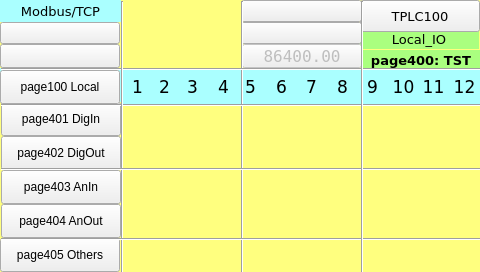
First picture: the form in TPLC100/Local_IO_HMI/page400.ui, repository MECTsrl/mect_apps, before the edit.
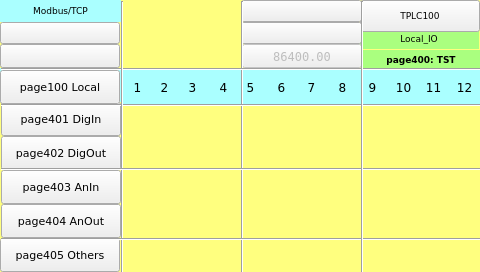
Second picture: the form after the edit. Custom widgets are drawn as their Qt base class.

Commit message: Fonts resize

Diff of the .ui file:
```diff
--- a/TPLC100/Local_IO_HMI/page400.ui
+++ b/TPLC100/Local_IO_HMI/page400.ui
@@ -43,7 +43,7 @@
    <property name="font">
     <font>
      <family>DejaVu Sans</family>
-     <pointsize>10</pointsize>
+  <pointsize>7</pointsize>
     </font>
    </property>
    <property name="styleSheet">
@@ -68,7 +68,7 @@
    <property name="font">
     <font>
      <family>DejaVu Sans</family>
-     <pointsize>10</pointsize>
+  <pointsize>7</pointsize>
      <weight>50</weight>
      <bold>false</bold>
     </font>
@@ -136,7 +136,7 @@
    <property name="font">
     <font>
      <family>DejaVu Sans</family>
-     <pointsize>13</pointsize>
+  <pointsize>9</pointsize>
     </font>
    </property>
    <property name="styleSheet">
@@ -161,7 +161,7 @@
    <property name="font">
     <font>
      <family>DejaVu Sans</family>
-     <pointsize>13</pointsize>
+  <pointsize>9</pointsize>
     </font>
    </property>
    <property name="styleSheet">
@@ -294,7 +294,7 @@
    <property name="font">
     <font>
      <family>DejaVu Sans</family>
-     <pointsize>13</pointsize>
+  <pointsize>9</pointsize>
     </font>
    </property>
    <property name="styleSheet">
@@ -389,7 +389,7 @@
    <property name="font">
     <font>
      <family>DejaVu Sans</family>
-     <pointsize>13</pointsize>
+  <pointsize>9</pointsize>
     </font>
    </property>
    <property name="styleSheet">
@@ -451,6 +451,12 @@
    <property name="apparence">
     <enum>QFrame::Raised</enum>
    </property>
+<property name="font">
+ <font>
+  <family>DejaVu Sans</family>
+  <pointsize>8</pointsize>
+ </font>
+</property>
   </widget>
   <widget class="ATCMled" name="atcmLed_PLC_DigIn_1">
    <property name="geometry">
@@ -500,7 +506,7 @@
    <property name="font">
     <font>
      <family>DejaVu Sans</family>
-     <pointsize>13</pointsize>
+  <pointsize>9</pointsize>
     </font>
    </property>
    <property name="styleSheet">
@@ -598,7 +604,7 @@
    <property name="font">
     <font>
      <family>DejaVu Sans</family>
-     <pointsize>13</pointsize>
+  <pointsize>9</pointsize>
     </font>
    </property>
    <property name="styleSheet">
@@ -623,7 +629,7 @@
    <property name="font">
     <font>
      <family>DejaVu Sans</family>
-     <pointsize>10</pointsize>
+  <pointsize>7</pointsize>
      <weight>75</weight>
      <bold>true</bold>
     </font>
@@ -687,6 +693,12 @@
    <property name="apparence">
     <enum>QFrame::Raised</enum>
    </property>
+<property name="font">
+ <font>
+  <family>DejaVu Sans</family>
+  <pointsize>8</pointsize>
+ </font>
+</property>
   </widget>
   <widget class="Line" name="line_hr_2">
    <property name="geometry">
@@ -750,6 +762,12 @@
    <property name="apparence">
     <enum>QFrame::Raised</enum>
    </property>
+<property name="font">
+ <font>
+  <family>DejaVu Sans</family>
+  <pointsize>8</pointsize>
+ </font>
+</property>
   </widget>
   <widget class="ATCMled" name="atcmLed_PLC_DigOut_3">
    <property name="geometry">
@@ -835,7 +853,7 @@
    <property name="font">
     <font>
      <family>DejaVu Sans</family>
-     <pointsize>13</pointsize>
+  <pointsize>9</pointsize>
     </font>
    </property>
    <property name="styleSheet">
@@ -935,7 +953,7 @@
    <property name="font">
     <font>
      <family>DejaVu Sans</family>
-     <pointsize>13</pointsize>
+  <pointsize>9</pointsize>
     </font>
    </property>
    <property name="styleSheet">
@@ -960,7 +978,7 @@
    <property name="font">
     <font>
      <family>DejaVu Sans</family>
-     <pointsize>13</pointsize>
+  <pointsize>9</pointsize>
     </font>
    </property>
    <property name="styleSheet">
@@ -1022,6 +1040,12 @@
    <property name="apparence">
     <enum>QFrame::Raised</enum>
    </property>
+<property name="font">
+ <font>
+  <family>DejaVu Sans</family>
+  <pointsize>8</pointsize>
+ </font>
+</property>
   </widget>
   <widget class="ATCMled" name="atcmLed_PLC_DigOut_13">
    <property name="geometry">
@@ -1110,7 +1134,7 @@
    <property name="font">
     <font>
      <family>DejaVu Sans Mono</family>
-     <pointsize>12</pointsize>
+  <pointsize>9</pointsize>
     </font>
    </property>
    <property name="text">
@@ -1307,7 +1331,7 @@
    <property name="font">
     <font>
      <family>DejaVu Sans</family>
-     <pointsize>13</pointsize>
+  <pointsize>9</pointsize>
     </font>
    </property>
    <property name="styleSheet">
@@ -1332,7 +1356,7 @@
    <property name="font">
     <font>
      <family>DejaVu Sans</family>
-     <pointsize>13</pointsize>
+  <pointsize>9</pointsize>
     </font>
    </property>
    <property name="styleSheet">
@@ -1465,7 +1489,7 @@
    <property name="font">
     <font>
      <family>DejaVu Sans</family>
-     <pointsize>13</pointsize>
+  <pointsize>9</pointsize>
     </font>
    </property>
    <property name="styleSheet">
@@ -1503,7 +1527,7 @@
    <property name="font">
     <font>
      <family>DejaVu Sans</family>
-     <pointsize>10</pointsize>
+  <pointsize>7</pointsize>
     </font>
    </property>
    <property name="styleSheet">
@@ -1565,6 +1589,12 @@
    <property name="apparence">
     <enum>QFrame::Raised</enum>
    </property>
+<property name="font">
+ <font>
+  <family>DejaVu Sans</family>
+  <pointsize>8</pointsize>
+ </font>
+</property>
   </widget>
   <widget class="QLabel" name="label_Start_4">
    <property name="geometry">
@@ -1578,7 +1608,7 @@
    <property name="font">
     <font>
      <family>DejaVu Sans</family>
-     <pointsize>10</pointsize>
+  <pointsize>7</pointsize>
     </font>
    </property>
    <property name="styleSheet">
@@ -2472,6 +2502,12 @@
    <property name="apparence">
     <enum>QFrame::Raised</enum>
    </property>
+<property name="font">
+ <font>
+  <family>DejaVu Sans</family>
+  <pointsize>8</pointsize>
+ </font>
+</property>
   </widget>
   <zorder>label_18</zorder>
   <zorder>atcmButton_5</zorder>
```
Left out of the diff: 270 changed lines with no effect on the pictures. Lines whose indentation alone changed are shown as unchanged. The commit also changes 70 other files.
